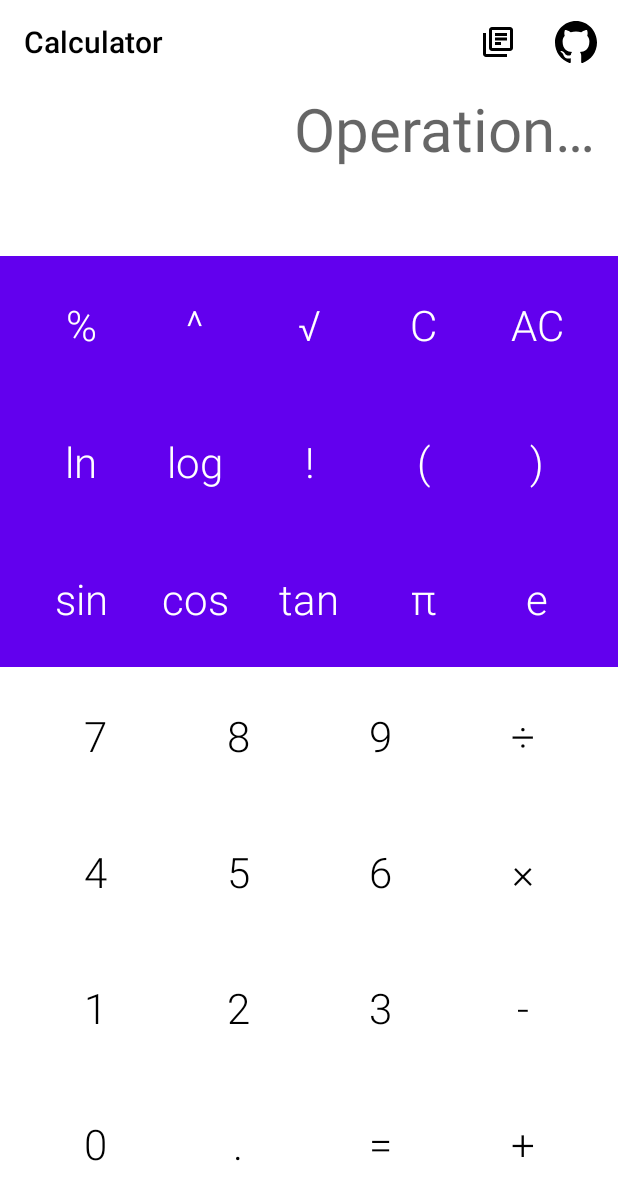
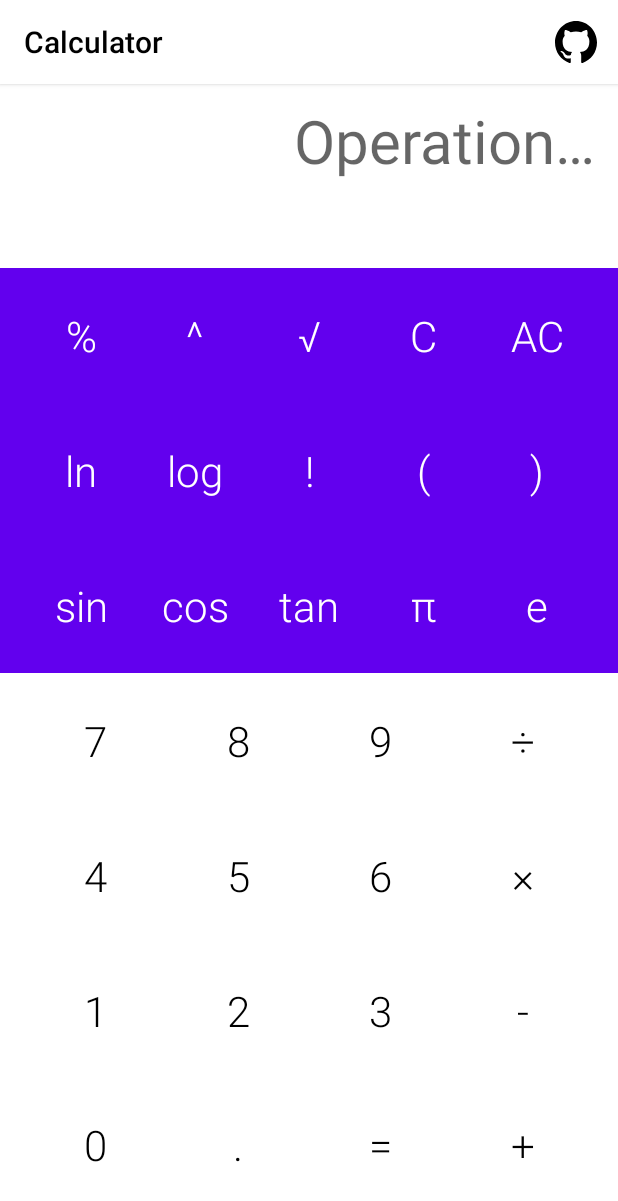
Before and after one commit to Javinator9889/Calculator, an Android app: the screen it shows after launch (Calculator), on a phone screen of 412 x 824 dp. Shown: the top 1201 px of the screen. Run offline under Robolectric (Android 15) with nearby library versions, the phone set to English and light mode, and no system bars; our stand-ins replace Timber; libraries missing offline, so code that uses them is left out: org.javia.arity; Roboto replaces fonts that are not available here; 3 statements that could not run were skipped.

Commit message:
Update v1.0.5

```diff
--- a/app/build.gradle
+++ b/app/build.gradle
@@ -25,7 +25,7 @@ android {
         applicationId "com.javinator9889.calculator"
         minSdkVersion 16
         targetSdkVersion 29
-        versionCode 13
+        versionCode 15
         versionName "1.0.5"
 
         testInstrumentationRunner "androidx.test.runner.AndroidJUnitRunner"
--- /dev/null
+++ b/app/src/main/java/com/javinator9889/calculator/utils/Android.kt
@@ -0,0 +1,34 @@
+/*
+ * Copyright © 2020 - present | Calculator by Javinator9889
+ *
+ * This program is free software: you can redistribute it and/or modify
+ * it under the terms of the GNU General Public License as published by
+ * the Free Software Foundation, either version 3 of the License, or
+ * (at your option) any later version.
+ *
+ * This program is distributed in the hope that it will be useful,
+ * but WITHOUT ANY WARRANTY; without even the implied warranty of
+ * MERCHANTABILITY or FITNESS FOR A PARTICULAR PURPOSE.  See the
+ * GNU General Public License for more details.
+ *
+ * You should have received a copy of the GNU General Public License
+ * along with this program.  If not, see https://www.gnu.org/licenses/.
+ *
+ * Created by Javinator9889 on 12/06/20 - Calculator.
+ */
+package com.javinator9889.calculator.utils
+
+import android.content.Context
+import android.util.DisplayMetrics
+
+
+/**
+ * This method converts dp unit to equivalent pixels, depending on device density.
+ * https://stackoverflow.com/questions/4605527/converting-pixels-to-dp
+ *
+ * @param dp A value in dp (density independent pixels) unit. Which we need to convert into pixels
+ * @param context Context to get resources and device specific display metrics
+ * @return A float value to represent px equivalent to dp depending on device density
+ */
+fun dpToPixel(dp: Float, context: Context) =
+    dp * (context.resources.displayMetrics.densityDpi.toFloat() / DisplayMetrics.DENSITY_DEFAULT)
--- a/app/src/main/java/com/javinator9889/calculator/views/activities/base/ActionBarBase.kt
+++ b/app/src/main/java/com/javinator9889/calculator/views/activities/base/ActionBarBase.kt
@@ -27,7 +27,9 @@ import android.widget.Toast
 import androidx.annotation.LayoutRes
 import androidx.annotation.MenuRes
 import androidx.appcompat.app.AppCompatActivity
+import androidx.core.view.ViewCompat
 import com.javinator9889.calculator.R
+import com.javinator9889.calculator.utils.dpToPixel
 
 abstract class ActionBarBase : AppCompatActivity() {
     @get:LayoutRes
@@ -40,6 +42,7 @@ abstract class ActionBarBase : AppCompatActivity() {
         super.onCreate(savedInstanceState)
         setContentView(layoutId)
         setSupportActionBar(findViewById(R.id.topAppBar))
+        ViewCompat.setElevation(findViewById(R.id.topAppBar), dpToPixel(2F, this))
     }
 
     override fun onSupportNavigateUp(): Boolean {
--- a/app/src/main/res/layout/calc_layout.xml
+++ b/app/src/main/res/layout/calc_layout.xml
@@ -28,7 +28,7 @@
         android:layout_height="wrap_content"
         android:layout_marginStart="16dp"
         android:layout_marginLeft="16dp"
-        android:layout_marginTop="8dp"
+        android:layout_marginTop="16dp"
         android:layout_marginEnd="16dp"
         android:layout_marginRight="16dp"
         android:background="@android:color/transparent"
--- a/app/src/main/res/menu/app_menu.xml
+++ b/app/src/main/res/menu/app_menu.xml
@@ -1,16 +1,6 @@
 <?xml version="1.0" encoding="utf-8"?>
 <menu xmlns:android="http://schemas.android.com/apk/res/android"
     xmlns:app="http://schemas.android.com/apk/res-auto">
-
-    <item
-        android:id="@+id/libs"
-        android:checkable="false"
-        android:contentDescription="@string/libs"
-        android:enabled="true"
-        android:icon="@drawable/ic_library_books"
-        android:title="@string/libs"
-        android:visible="true"
-        app:showAsAction="ifRoom" />
 
     <item
         android:id="@+id/github"
```
